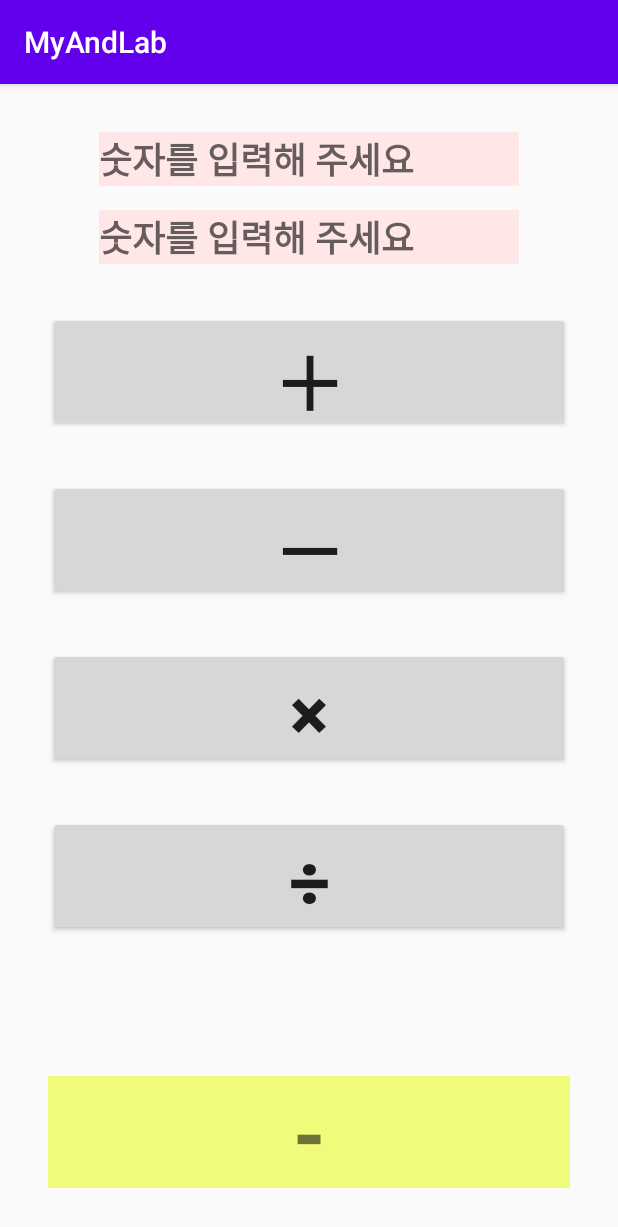
After one commit to progh2/MyAndLab, an Android app: the CalActivity screen opened directly, with no data from a screen before it, on a phone screen of 412 x 824 dp. The commit adds this screen. Shown: the top 1227 px of the screen. Run offline under Robolectric (Android 15) with nearby library versions, the phone set to English and light mode, and no system bars.

Commit message:
#2 심플계산기 디자인 작업

```diff
--- a/app/src/main/AndroidManifest.xml
+++ b/app/src/main/AndroidManifest.xml
@@ -9,7 +9,8 @@
         android:roundIcon="@mipmap/ic_launcher_round"
         android:supportsRtl="true"
         android:theme="@style/AppTheme">
-        <activity android:name=".Fourbutton2Activity"></activity>
+        <activity android:name=".ch04widget.CalActivity"></activity>
+        <activity android:name=".Fourbutton2Activity" />
         <activity android:name=".FourbuttonActivity" />
         <activity android:name=".MainActivity">
             <intent-filter>
--- a/app/src/main/java/kr/hs/emirim/ham/myandlab/MainActivity.kt
+++ b/app/src/main/java/kr/hs/emirim/ham/myandlab/MainActivity.kt
@@ -5,10 +5,10 @@ import androidx.appcompat.app.AppCompatActivity
 import android.os.Bundle
 import android.widget.Button
 import android.widget.ImageView
+import kr.hs.emirim.ham.myandlab.ch04widget.CalActivity
 
 class MainActivity : AppCompatActivity() {
 
-    lateinit var mProfile : ImageView
     lateinit var mButton1 : Button
     lateinit var mButton2 : Button
 
@@ -16,7 +16,6 @@ class MainActivity : AppCompatActivity() {
         super.onCreate(savedInstanceState)
         setContentView(R.layout.activity_main)
 
-        mProfile = findViewById(R.id.profile)
         mButton1 = findViewById(R.id.button1)
         mButton2 = findViewById(R.id.button2)
 
@@ -29,5 +28,9 @@ class MainActivity : AppCompatActivity() {
             startActivity(Intent(this, Fourbutton2Activity::class.java))
         }
 
+        findViewById<Button>(R.id.button3).setOnClickListener {
+            startActivity(Intent(this, CalActivity::class.java))
+        }
+
     }
 }
--- /dev/null
+++ b/app/src/main/java/kr/hs/emirim/ham/myandlab/ch04widget/CalActivity.kt
@@ -0,0 +1,12 @@
+package kr.hs.emirim.ham.myandlab.ch04widget
+
+import androidx.appcompat.app.AppCompatActivity
+import android.os.Bundle
+import kr.hs.emirim.ham.myandlab.R
+
+class CalActivity : AppCompatActivity() {
+    override fun onCreate(savedInstanceState: Bundle?) {
+        super.onCreate(savedInstanceState)
+        setContentView(R.layout.activity_cal)
+    }
+}
--- /dev/null
+++ b/app/src/main/res/layout/activity_cal.xml
@@ -0,0 +1,125 @@
+<?xml version="1.0" encoding="utf-8"?>
+<androidx.constraintlayout.widget.ConstraintLayout xmlns:android="http://schemas.android.com/apk/res/android"
+    xmlns:app="http://schemas.android.com/apk/res-auto"
+    xmlns:tools="http://schemas.android.com/tools"
+    android:layout_width="match_parent"
+    android:layout_height="match_parent"
+    android:layout_gravity="center_horizontal"
+    tools:context=".ch04widget.CalActivity">
+
+    <EditText
+        android:id="@+id/edNum1"
+        android:layout_width="wrap_content"
+        android:layout_height="wrap_content"
+        android:layout_marginTop="32dp"
+        android:background="#FFE7E7"
+        android:ems="10"
+        android:hint="숫자를 입력해 주세요"
+        android:inputType="number"
+        android:textSize="24sp"
+        android:textStyle="bold"
+        app:layout_constraintEnd_toEndOf="parent"
+        app:layout_constraintStart_toStartOf="parent"
+        app:layout_constraintTop_toTopOf="parent" />
+
+    <EditText
+        android:id="@+id/edNum2"
+        android:layout_width="wrap_content"
+        android:layout_height="wrap_content"
+        android:layout_marginTop="16dp"
+        android:background="#FFE7E7"
+        android:ems="10"
+        android:hint="숫자를 입력해 주세요"
+        android:inputType="number"
+        android:textSize="24sp"
+        android:textStyle="bold"
+        app:layout_constraintEnd_toEndOf="parent"
+        app:layout_constraintStart_toStartOf="parent"
+        app:layout_constraintTop_toBottomOf="@+id/edNum1" />
+
+    <Button
+        android:id="@+id/btnAdd"
+        android:layout_width="0dp"
+        android:layout_height="80dp"
+        android:layout_marginStart="32dp"
+        android:layout_marginLeft="32dp"
+        android:layout_marginTop="32dp"
+        android:layout_marginEnd="32dp"
+        android:layout_marginRight="32dp"
+        android:fontFamily="sans-serif-medium"
+        android:text="＋"
+        android:textSize="48sp"
+        android:textStyle="bold"
+        app:layout_constraintEnd_toEndOf="parent"
+        app:layout_constraintStart_toStartOf="parent"
+        app:layout_constraintTop_toBottomOf="@+id/edNum2" />
+
+    <Button
+        android:id="@+id/btnMinus"
+        android:layout_width="0dp"
+        android:layout_height="80dp"
+        android:layout_marginStart="32dp"
+        android:layout_marginLeft="32dp"
+        android:layout_marginTop="32dp"
+        android:layout_marginEnd="32dp"
+        android:layout_marginRight="32dp"
+        android:fontFamily="sans-serif-medium"
+        android:text="－"
+        android:textSize="48sp"
+        android:textStyle="bold"
+        app:layout_constraintEnd_toEndOf="parent"
+        app:layout_constraintStart_toStartOf="parent"
+        app:layout_constraintTop_toBottomOf="@+id/btnAdd" />
+
+    <Button
+        android:id="@+id/btnMul"
+        android:layout_width="0dp"
+        android:layout_height="80dp"
+        android:layout_marginStart="32dp"
+        android:layout_marginLeft="32dp"
+        android:layout_marginTop="32dp"
+        android:layout_marginEnd="32dp"
+        android:layout_marginRight="32dp"
+        android:fontFamily="sans-serif-medium"
+        android:text="×"
+        android:textSize="48sp"
+        android:textStyle="bold"
+        app:layout_constraintEnd_toEndOf="parent"
+        app:layout_constraintStart_toStartOf="parent"
+        app:layout_constraintTop_toBottomOf="@+id/btnMinus" />
+
+    <Button
+        android:id="@+id/btnDvi"
+        android:layout_width="0dp"
+        android:layout_height="80dp"
+        android:layout_marginStart="32dp"
+        android:layout_marginLeft="32dp"
+        android:layout_marginTop="32dp"
+        android:layout_marginEnd="32dp"
+        android:layout_marginRight="32dp"
+        android:fontFamily="sans-serif-medium"
+        android:text="÷"
+        android:textSize="48sp"
+        android:textStyle="bold"
+        app:layout_constraintEnd_toEndOf="parent"
+        app:layout_constraintStart_toStartOf="parent"
+        app:layout_constraintTop_toBottomOf="@+id/btnMul" />
+
+    <TextView
+        android:id="@+id/tvResult"
+        android:layout_width="0dp"
+        android:layout_height="wrap_content"
+        android:layout_marginStart="32dp"
+        android:layout_marginLeft="32dp"
+        android:layout_marginEnd="32dp"
+        android:layout_marginRight="32dp"
+        android:layout_marginBottom="32dp"
+        android:background="#F0FB7B"
+        android:gravity="center"
+        android:text="-"
+        android:textSize="56sp"
+        android:textStyle="bold"
+        app:layout_constraintBottom_toBottomOf="parent"
+        app:layout_constraintEnd_toEndOf="parent"
+        app:layout_constraintStart_toStartOf="parent" />
+</androidx.constraintlayout.widget.ConstraintLayout>
--- a/app/src/main/res/layout/activity_main.xml
+++ b/app/src/main/res/layout/activity_main.xml
@@ -7,32 +7,22 @@
     android:background="@drawable/ic_launcher_background"
     tools:context=".MainActivity">
 
-    <ImageView
-        android:id="@+id/profile"
-        android:layout_width="wrap_content"
-        android:layout_height="wrap_content"
-        android:layout_marginTop="32dp"
-        app:layout_constraintEnd_toEndOf="parent"
-        app:layout_constraintStart_toStartOf="parent"
-        app:layout_constraintTop_toTopOf="parent"
-        tools:srcCompat="@tools:sample/avatars"
-        android:contentDescription="My Profile Image" />
-
     <Button
         android:id="@+id/button1"
         android:layout_width="0dp"
         android:layout_height="wrap_content"
         android:layout_marginStart="32dp"
         android:layout_marginLeft="32dp"
-        android:layout_marginTop="32dp"
         android:layout_marginEnd="32dp"
         android:layout_marginRight="32dp"
         android:text="@string/btnFourbtn1"
         android:textAllCaps="false"
         android:textSize="18sp"
+        app:layout_constraintTop_toTopOf="parent"
         app:layout_constraintEnd_toEndOf="parent"
         app:layout_constraintStart_toStartOf="parent"
-        app:layout_constraintTop_toBottomOf="@+id/profile" />
+        app:layout_constraintBottom_toTopOf="@id/button2"
+        tools:layout_editor_absoluteY="192dp" />
 
     <Button
         android:id="@+id/button2"
@@ -48,5 +38,25 @@
         android:textSize="18sp"
         app:layout_constraintEnd_toEndOf="parent"
         app:layout_constraintStart_toStartOf="parent"
-        app:layout_constraintTop_toBottomOf="@+id/button1" />
+        app:layout_constraintTop_toBottomOf="@id/button1"
+        app:layout_constraintBottom_toTopOf="@id/button3"
+        />
+
+    <Button
+        android:id="@+id/button3"
+        android:layout_width="0dp"
+        android:layout_height="wrap_content"
+        android:layout_marginStart="32dp"
+        android:layout_marginLeft="32dp"
+        android:layout_marginTop="16dp"
+        android:layout_marginEnd="32dp"
+        android:layout_marginRight="32dp"
+        android:text="@string/btnCal"
+        android:textAllCaps="false"
+        android:textSize="18sp"
+        app:layout_constraintEnd_toEndOf="parent"
+        app:layout_constraintStart_toStartOf="parent"
+        app:layout_constraintTop_toBottomOf="@id/button2"
+        app:layout_constraintBottom_toBottomOf="parent"
+        />
 </androidx.constraintlayout.widget.ConstraintLayout>
```
